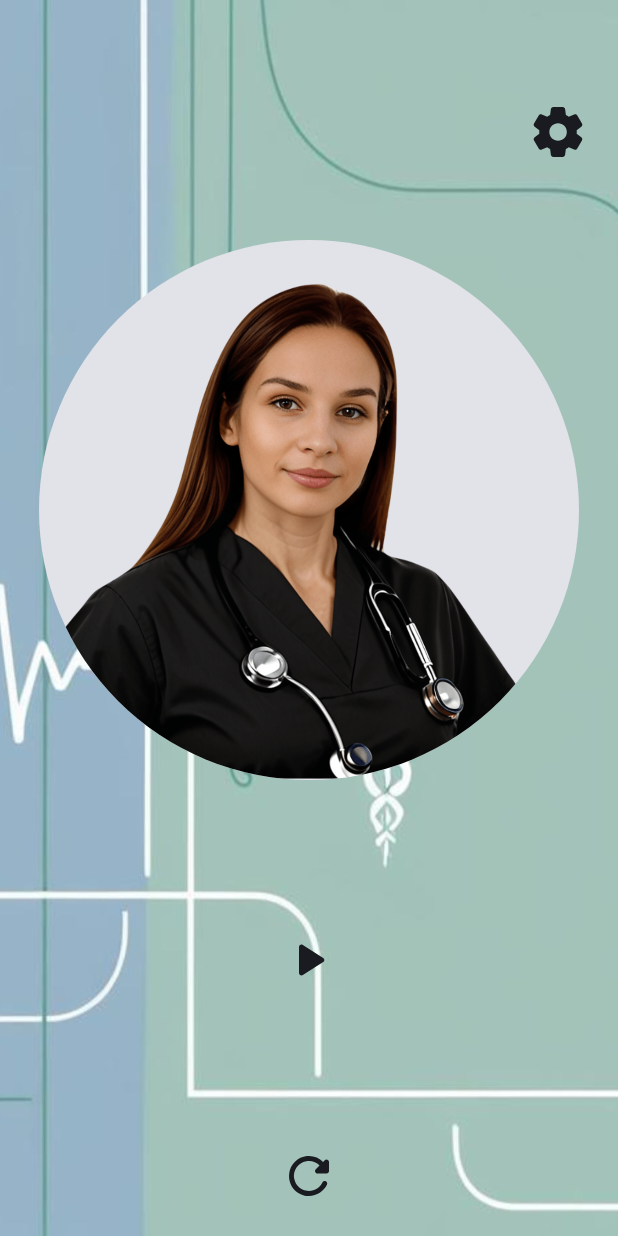
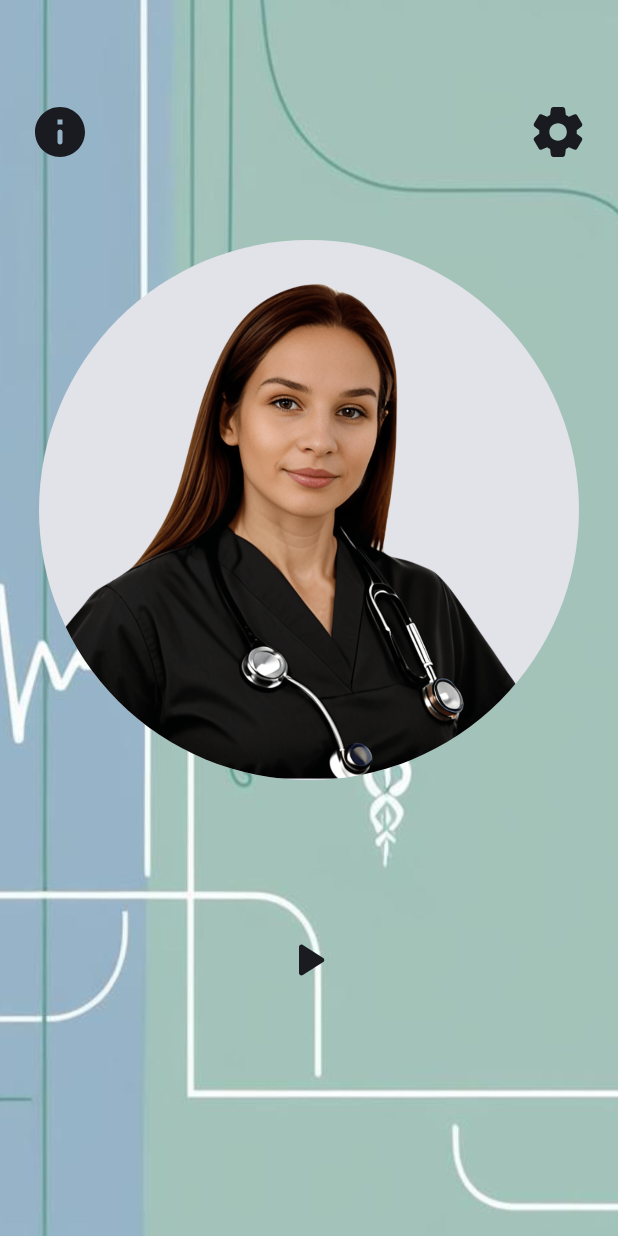
Before and after one commit to Bezik2700/AnyaApplication, an Android app built with Jetpack Compose: the composable MainScreen called with empty values, on a phone screen of 412 x 824 dp. Run offline under Robolectric (Android 15) with nearby library versions, the phone set to English and light mode, and no system bars; our stand-ins replace Room's generated code.

Commit message:
four commit

```diff
--- a/app/src/main/java/com/example/anyaapplication/setting/NotificationManager.kt
+++ b/app/src/main/java/com/example/anyaapplication/setting/NotificationManager.kt
@@ -39,7 +39,6 @@ class WorkerFromNotifications(
     }
 
     companion object {
-        const val time = false
         const val title = "Hello"
         const val message = "Delay time you"
     }
--- a/app/src/main/java/com/example/anyaapplication/setting/room/App.kt
+++ b/app/src/main/java/com/example/anyaapplication/setting/room/App.kt
@@ -5,7 +5,6 @@ import android.app.NotificationChannel
 import android.app.NotificationManager
 import android.content.Context
 import android.os.Build
-import android.util.Log
 import androidx.annotation.RequiresApi
 import androidx.room.Database
 import androidx.room.Room
@@ -25,21 +24,18 @@ class App: Application(){
         super.onCreate()
 
         val channel = NotificationChannel("default", "Default", NotificationManager.IMPORTANCE_DEFAULT)
-
         val notificationManager = getSystemService(NotificationManager::class.java)
-
         notificationManager.createNotificationChannel(channel)
 
         val periodicWorkRequest: WorkRequest = PeriodicWorkRequest.Builder(
             WorkerFromNotifications::class.java, 1, TimeUnit.DAYS)
             .build()
 
-        Log.i("WorkManager",periodicWorkRequest.toString())
         WorkManager.getInstance(this).enqueue(periodicWorkRequest)
     }
 }
 
-@Database(entities = [NameEntity:: class], version = 1)
+@Database(entities = [NameEntity:: class], version = 4)
 abstract class MainDb: RoomDatabase() {
     abstract val dao: Dao
     companion object {
--- a/app/src/main/java/com/example/anyaapplication/setting/room/MainVeiwModel.kt
+++ b/app/src/main/java/com/example/anyaapplication/setting/room/MainVeiwModel.kt
@@ -1,6 +1,5 @@
 package com.example.anyaapplication.setting.room
 
-import androidx.compose.runtime.mutableIntStateOf
 import androidx.compose.runtime.mutableStateOf
 import androidx.lifecycle.ViewModel
 import androidx.lifecycle.ViewModelProvider
@@ -14,8 +13,8 @@ class MainViewModel(private val database: MainDb): ViewModel() {
     val itemList = database.dao.getAllItems()
 
     val nameText = mutableStateOf("")
-    val hourInt = mutableIntStateOf(0)
-    val minuteInt = mutableIntStateOf(0)
+    val hourString = mutableStateOf("")
+    val minuteString = mutableStateOf("")
     val categoryBoolean = mutableStateOf(false)
 
     var nameEntity: NameEntity? = null
@@ -23,20 +22,20 @@ class MainViewModel(private val database: MainDb): ViewModel() {
     fun insertItem() = viewModelScope.launch {
         val nameItem = nameEntity?.copy(
             name = nameText.value,
-            hour = hourInt.intValue,
-            minute = minuteInt.intValue,
+            hour = hourString.value,
+            minute = minuteString.value,
             category = categoryBoolean.value,
         ) ?: NameEntity(
             name = nameText.value,
-            hour = hourInt.intValue,
-            minute = minuteInt.intValue,
+            hour = hourString.value,
+            minute = minuteString.value,
             category = categoryBoolean.value,
         )
         database.dao.insertItem(nameItem)
         nameEntity = null
         nameText.value = ""
-        hourInt.intValue = 0
-        minuteInt.intValue = 0
+        hourString.value = ""
+        minuteString.value = ""
         categoryBoolean.value = false
     }
 
--- a/app/src/main/java/com/example/anyaapplication/setting/room/NameEntity.kt
+++ b/app/src/main/java/com/example/anyaapplication/setting/room/NameEntity.kt
@@ -12,9 +12,9 @@ data class NameEntity(
     @ColumnInfo(name = "name")
     val name: String,
     @ColumnInfo(name = "hour")
-    val hour: Int,
+    val hour: String,
     @ColumnInfo(name = "minute")
-    val minute: Int,
+    val minute: String,
     @ColumnInfo(name = "category")
     var category: Boolean
 )
--- a/app/src/main/java/com/example/anyaapplication/window/MainScreen.kt
+++ b/app/src/main/java/com/example/anyaapplication/window/MainScreen.kt
@@ -1,6 +1,5 @@
 package com.example.anyaapplication.window
 
-import android.media.MediaPlayer
 import android.os.Build
 import androidx.annotation.RequiresApi
 import androidx.compose.foundation.Image
@@ -14,33 +13,31 @@ import androidx.compose.foundation.layout.padding
 import androidx.compose.foundation.layout.size
 import androidx.compose.foundation.shape.CircleShape
 import androidx.compose.material.icons.Icons
+import androidx.compose.material.icons.rounded.Info
 import androidx.compose.material.icons.rounded.PlayArrow
-import androidx.compose.material.icons.rounded.Refresh
 import androidx.compose.material.icons.rounded.Settings
 import androidx.compose.material3.Card
 import androidx.compose.material3.ExperimentalMaterial3Api
 import androidx.compose.material3.Icon
 import androidx.compose.material3.IconButton
-import androidx.compose.material3.Text
 import androidx.compose.material3.rememberTimePickerState
 import androidx.compose.runtime.Composable
-import androidx.compose.runtime.LaunchedEffect
-import androidx.compose.runtime.rememberCoroutineScope
+import androidx.compose.runtime.MutableState
 import androidx.compose.ui.Alignment
 import androidx.compose.ui.Modifier
 import androidx.compose.ui.draw.clip
 import androidx.compose.ui.layout.ContentScale
 import androidx.compose.ui.platform.LocalContext
 import androidx.compose.ui.res.painterResource
-import androidx.compose.ui.text.style.TextAlign
 import androidx.compose.ui.unit.dp
 import androidx.lifecycle.viewmodel.compose.viewModel
 import androidx.navigation.NavController
 import com.example.anyaapplication.R
+import com.example.anyaapplication.setting.InformationDialog
 import com.example.anyaapplication.setting.room.MainViewModel
 import com.example.anyaapplication.setting.voiceHandlerFunction
-import kotlinx.coroutines.launch
 import java.util.Calendar
+import java.util.Locale
 
 @RequiresApi(Build.VERSION_CODES.TIRAMISU)
 @OptIn(ExperimentalMaterial3Api::class)
@@ -50,23 +47,22 @@ fun MainScreen(
     outputTxt: String,
     mainViewModel: MainViewModel = viewModel(factory = MainViewModel.factory),
     outputTxtDelete: () -> Unit,
-    navController: NavController
+    navController: NavController,
+    valueFromCloseInfo: MutableState<Boolean>
 ) {
 
-    val scope = rememberCoroutineScope()
-    val mContext = LocalContext.current
+    val context = LocalContext.current
 
-    // audio files start
-    val audioBelly = MediaPlayer.create(mContext, R.raw.belly)
-    val audioHead = MediaPlayer.create(mContext, R.raw.head)
-    val audioLeg = MediaPlayer.create(mContext, R.raw.leg)
-    val audioGreeting = MediaPlayer.create(mContext, R.raw.greeting)
-    val audioReminder1 = MediaPlayer.create(mContext, R.raw.reminder1)
-    val audioReminder2 = MediaPlayer.create(mContext, R.raw.reminder2)
-    val audioUnderstand = MediaPlayer.create(mContext, R.raw.understand)
-    val audioOpening = MediaPlayer.create(mContext, R.raw.opening)
-    // audio files end
+    val arrayFromSave = arrayOf(
+        "сохрани",
+        "напомни",
+        "подскажи",
+        "запомни",
+        ":",
+        "карту"
+    )
 
+    // Timer from save
     val currentTime = Calendar.getInstance()
     val timePickerState = rememberTimePickerState(
         initialHour = currentTime.get(Calendar.HOUR_OF_DAY),
@@ -74,53 +70,33 @@ fun MainScreen(
         //is24Hour = true,
     )
 
-    LaunchedEffect(key1 = true) {
-        scope.launch {
-            if (outputTxt.isNotEmpty()) {
-                outputTxtDelete()
-            }
-        }
-    }
-
-    LaunchedEffect(key1 = true) {
-        scope.launch {
-            if (voiceHandlerFunction(voiceValue = outputTxt) == "напоминание создано") {
+    // VoiceHandler function doWork
+    if (outputTxt.isNotEmpty()){
+        voiceHandlerFunction(voiceValue = outputTxt, context = context)
+        if (outputTxt.lowercase(Locale.ROOT).contains(arrayFromSave[0]) ||
+            outputTxt.lowercase(Locale.ROOT).contains(arrayFromSave[1]) ||
+            outputTxt.lowercase(Locale.ROOT).contains(arrayFromSave[2]) ||
+            outputTxt.lowercase(Locale.ROOT).contains(arrayFromSave[3]) ){
+            if (outputTxt.lowercase(Locale.ROOT).contains(arrayFromSave[4])){
                 mainViewModel.nameText.value = outputTxt
-                mainViewModel.hourInt.intValue =
-                    outputTxt.substringAfterLast("в ").substringBefore(":").toInt()
-                mainViewModel.minuteInt.intValue =
-                    outputTxt.substringAfter(":").substringBefore(" ").toInt()
+                mainViewModel.hourString.value =
+                    outputTxt.substringAfterLast("в ").substringBefore(":")
+                mainViewModel.minuteString.value =
+                    outputTxt.substringAfter(":").substringBefore(" ")
                 mainViewModel.categoryBoolean.value = true
                 mainViewModel.insertItem()
-            } else if (voiceHandlerFunction(voiceValue = outputTxt) == "напоминание создано, укажите время во вкладке заметки") {
+            } else {
                 mainViewModel.nameText.value = outputTxt
-                mainViewModel.hourInt.intValue = timePickerState.hour
-                mainViewModel.minuteInt.intValue = timePickerState.minute
+                mainViewModel.hourString.value = timePickerState.hour.toString()
+                mainViewModel.minuteString.value = timePickerState.minute.toString()
                 mainViewModel.categoryBoolean.value = true
                 mainViewModel.insertItem()
             }
         }
     }
+    outputTxtDelete.invoke()
 
-    if (voiceHandlerFunction(voiceValue = outputTxt) == "напоминание создано")
-        audioReminder2.start()
-    else if (voiceHandlerFunction(voiceValue = outputTxt) == "напоминание создано, укажите время во вкладке заметки")
-        audioReminder1.start()
-    else if (voiceHandlerFunction(voiceValue = outputTxt) == "карту")
-        audioOpening.start()
-    else if (voiceHandlerFunction(voiceValue = outputTxt) == "живот")
-        audioBelly.start()
-    else if (voiceHandlerFunction(voiceValue = outputTxt) == "нога")
-        audioLeg.start()
-    else if (voiceHandlerFunction(voiceValue = outputTxt) == "голова")
-        audioHead.start()
-    else if (voiceHandlerFunction(voiceValue = outputTxt) == "привет")
-        audioGreeting.start()
-    else if (voiceHandlerFunction(voiceValue = outputTxt) == "непонимаю") {
-        audioUnderstand.start()
-    }
-
-    // visual realization
+    // Visual realization
     Box(modifier = Modifier){
 
         Image(
@@ -139,11 +115,24 @@ fun MainScreen(
         ) {
             Row(
                 verticalAlignment = Alignment.CenterVertically,
-                horizontalArrangement = Arrangement.End,
+                horizontalArrangement = Arrangement.SpaceBetween,
                 modifier = Modifier
                     .fillMaxWidth()
-                    .padding(bottom = 48.dp, end = 16.dp)
+                    .padding(bottom = 48.dp,
+                        end = 16.dp,
+                        start = 16.dp)
             ) {
+                IconButton(
+                    onClick = {
+                        valueFromCloseInfo.value = true
+                    }
+                ) {
+                    Icon(
+                        Icons.Rounded.Info,
+                        contentDescription = null,
+                        modifier = Modifier.size(64.dp)
+                    )
+                }
                 IconButton(
                     onClick = {
                         navController.navigate(Navigate.DataScreen.route)
@@ -184,26 +173,9 @@ fun MainScreen(
                     modifier = Modifier.size(60.dp)
                 )
             }
-            IconButton(
-                onClick = { outputTxtDelete() },
-                modifier = Modifier.padding(top = 96.dp)
-            ) {
-                Icon(
-                    Icons.Rounded.Refresh,
-                    contentDescription = null,
-                    modifier = Modifier.size(60.dp)
-                )
-            }
-            Text(
-                text = outputTxt,
-                modifier = Modifier.padding(16.dp),
-                textAlign = TextAlign.Center
-            )
-            Text(
-                text = voiceHandlerFunction(voiceValue = outputTxt),
-                modifier = Modifier.padding(16.dp),
-                textAlign = TextAlign.Center
-            )
+        }
+        if (valueFromCloseInfo.value){
+            InformationDialog(valueFromCloseInfo = valueFromCloseInfo)
         }
     }
 }
```
Also changed, not shown: app/src/main/java/com/example/anyaapplication/MainActivity.kt (+8 -2 lines), app/src/main/java/com/example/anyaapplication/setting/DataStoreManager.kt (+8 -1 lines), app/src/main/java/com/example/anyaapplication/setting/DialogItem.kt (added, +142 -0 lines), app/src/main/java/com/example/anyaapplication/setting/InformationDialog.kt (added, +67 -0 lines), app/src/main/java/com/example/anyaapplication/setting/VoiceHandlerFunction.kt (+29 -20 lines), app/src/main/java/com/example/anyaapplication/setting/room/ListItem.kt (+28 -32 lines), app/src/main/java/com/example/anyaapplication/window/DataScreen.kt (+16 -5 lines), app/src/main/java/com/example/anyaapplication/window/NavControllerScreen.kt (+8 -3 lines).
